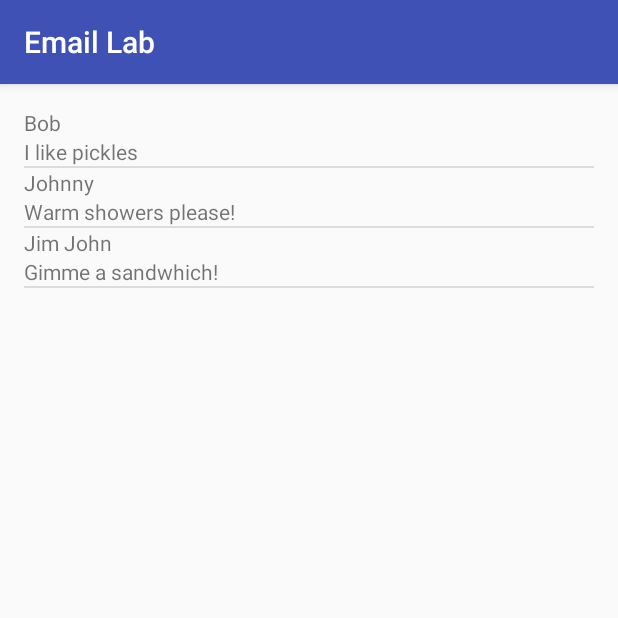
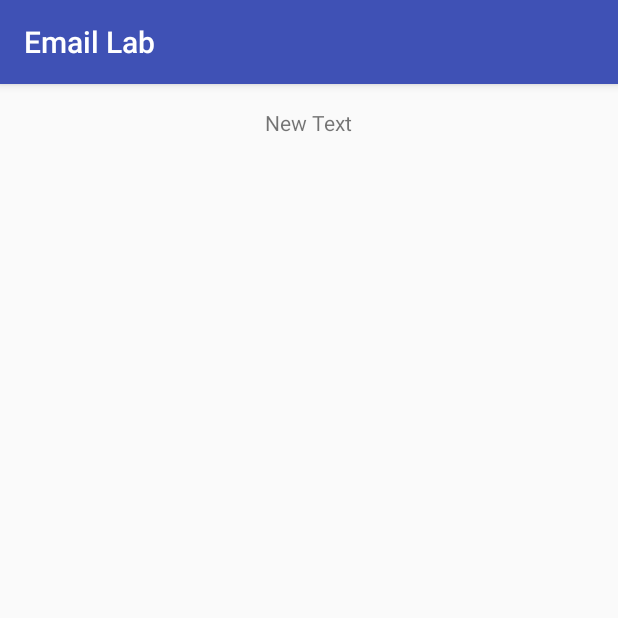
Before and after one commit to christian-ericksen/Pushes, an Android app: the screen it shows after launch (MainActivity before the commit, DetailsActivity after it), after a tap on "Bob", on a phone screen of 412 x 824 dp, the top half of it. Run offline under Robolectric (Android 15) with nearby library versions, the phone set to English and light mode, and no system bars; 1 statement that could not run was skipped.

```diff
--- a/emaillab/app/src/main/AndroidManifest.xml
+++ b/emaillab/app/src/main/AndroidManifest.xml
@@ -15,6 +15,8 @@
                 <category android:name="android.intent.category.LAUNCHER" />
             </intent-filter>
         </activity>
+        <activity android:name=".DetailsActivity" >
+        </activity>
     </application>
 
 </manifest>
--- /dev/null
+++ b/emaillab/app/src/main/java/com/austincjones/emaillab/DetailsActivity.java
@@ -0,0 +1,19 @@
+package com.austincjones.emaillab;
+
+import android.content.Intent;
+import android.support.v7.app.AppCompatActivity;
+import android.os.Bundle;
+
+public class DetailsActivity extends AppCompatActivity {
+
+    @Override
+    protected void onCreate(Bundle savedInstanceState) {
+        super.onCreate(savedInstanceState);
+        setContentView(R.layout.activity_details);
+
+        Intent intent = getIntent();
+        int itemPositionClickedAndSentFromList = intent.getIntExtra("POSITION", 0);
+        DetailsFragment detailsFragment = (DetailsFragment)getSupportFragmentManager().findFragmentById(R.id.detailsTextView);
+        detailsFragment.setDetailText(1);
+    }
+}
--- /dev/null
+++ b/emaillab/app/src/main/java/com/austincjones/emaillab/DetailsFragment.java
@@ -0,0 +1,33 @@
+package com.austincjones.emaillab;
+
+import android.os.Bundle;
+import android.support.annotation.Nullable;
+import android.support.v4.app.Fragment;
+import android.view.LayoutInflater;
+import android.view.View;
+import android.view.ViewGroup;
+import android.widget.TextView;
+
+/**
+ * Created by austinjones on 2/25/16.
+ */
+public class DetailsFragment extends Fragment {
+
+
+
+    @Nullable
+    @Override
+    public View onCreateView(LayoutInflater inflater, ViewGroup container, Bundle savedInstanceState) {
+
+        //Inflate based on the details_fragment_layout.xml class
+        return inflater.inflate(com.austincjones.emaillab.R.layout.detail_fragment_layout,container,false);
+    }
+    // This method will receive a reference to the clicked email
+    public void setDetailText(int position){
+    // With position we will get specific email then place email values into the detail_fragment_layout
+//        Toast.makeText(getActivity(), "" + position, Toast.LENGTH_SHORT).show();
+        TextView textView = (TextView)getView().findViewById(R.id.detailsTextView);
+        textView.setText("clicked on " + //Integer.toString
+        String.valueOf(position));
+    }
+}
--- a/emaillab/app/src/main/java/com/austincjones/emaillab/EmailArrayAdapter.java
+++ b/emaillab/app/src/main/java/com/austincjones/emaillab/EmailArrayAdapter.java
@@ -31,11 +31,11 @@ import java.util.ArrayList;
 
             // Replace the R.layout.email_item with custom layout
             LayoutInflater inflater = (LayoutInflater) getContext().getSystemService(Context.LAYOUT_INFLATER_SERVICE);
-            View emailItemLayout = inflater.inflate(R.layout.email_item,parent,false);
+            View emailItemLayout = inflater.inflate(com.austincjones.emaillab.R.layout.email_item,parent,false);
 
             // Replace the textviews with the objects inside the custom layout
-            TextView nameTextView = (TextView)emailItemLayout.findViewById(R.id.item_name);
-            TextView infoTextView = (TextView)emailItemLayout.findViewById(R.id.item_info);
+            TextView nameTextView = (TextView)emailItemLayout.findViewById(com.austincjones.emaillab.R.id.item_name);
+            TextView infoTextView = (TextView)emailItemLayout.findViewById(com.austincjones.emaillab.R.id.item_info);
 
             MercuryEmail mercuryEmail = mArray.get(position);
 
--- a/emaillab/app/src/main/java/com/austincjones/emaillab/ListViewFragment.java
+++ b/emaillab/app/src/main/java/com/austincjones/emaillab/ListViewFragment.java
@@ -1,10 +1,13 @@
 package com.austincjones.emaillab;
 
+import android.content.Context;
+import android.content.Intent;
 import android.os.Bundle;
 import android.support.v4.app.ListFragment;
 import android.view.LayoutInflater;
 import android.view.View;
 import android.view.ViewGroup;
+import android.widget.ListView;
 
 import java.util.ArrayList;
 
@@ -14,6 +17,21 @@ import java.util.ArrayList;
 public class ListViewFragment extends ListFragment {
 
     ArrayList<MercuryEmail> mArrayFromApi;
+    OnEmailSelectedListener mListener;
+
+    public interface OnEmailSelectedListener{
+        public void onEmailSelected(int position);
+    }
+
+    @Override
+    public void onAttach(Context context) {
+        super.onAttach(context);
+        try {
+            mListener = (OnEmailSelectedListener)getActivity();
+        } catch (ClassCastException e){
+            e.printStackTrace();
+        }
+    }
 
     @Override
     public View onCreateView(LayoutInflater inflater, ViewGroup container, Bundle savedInstanceState) {
@@ -34,4 +52,20 @@ public class ListViewFragment extends ListFragment {
 
         return super.onCreateView(inflater, container, savedInstanceState);
     }
+
+    @Override
+    public void onListItemClick(ListView l, View v, int position, long id) {
+        //super.onListItemClick(l, v, position, id);
+
+        MainActivity mainActivity = (MainActivity) getActivity();
+
+        if (mainActivity.isTwoPanes()) {
+            //mListener = (OnEmailSelectedListener)mainActivity;
+            mListener.onEmailSelected(position);
+        } else {
+            Intent detailsViewIntent = new Intent(getContext(), DetailsActivity.class);
+            detailsViewIntent.putExtra("POSITION", position);
+            startActivity(detailsViewIntent);
+        }
+    }
 }
--- a/emaillab/app/src/main/java/com/austincjones/emaillab/MainActivity.java
+++ b/emaillab/app/src/main/java/com/austincjones/emaillab/MainActivity.java
@@ -3,16 +3,28 @@ package com.austincjones.emaillab;
 import android.os.Bundle;
 import android.support.v7.app.AppCompatActivity;
 
-public class MainActivity extends AppCompatActivity {
+public class MainActivity extends AppCompatActivity implements ListViewFragment.OnEmailSelectedListener {
+
+    private boolean mTwoPanes = false;
+
+    public boolean isTwoPanes(){
+        return mTwoPanes;
+    }
 
     @Override
     protected void onCreate(Bundle savedInstanceState) {
         super.onCreate(savedInstanceState);
-        setContentView(R.layout.activity_main);
+        setContentView(com.austincjones.emaillab.R.layout.activity_main);
 
-
+        if (findViewById(R.id.detailsFragment) != null) {
+            mTwoPanes = true;
+        }
 
     }
 
+    public void onEmailSelected(int selectedEmail){
+        DetailsFragment detailsFragment = (DetailsFragment)getSupportFragmentManager().findFragmentById(R.id.detailsFragment);
+        detailsFragment.setDetailText(selectedEmail);
+    }
 
 }
--- /dev/null
+++ b/emaillab/app/src/main/res/layout-port/detail_fragment_layout.xml
@@ -0,0 +1,12 @@
+<?xml version="1.0" encoding="utf-8"?>
+<LinearLayout xmlns:android="http://schemas.android.com/apk/res/android"
+    android:orientation="vertical" android:layout_width="match_parent"
+    android:layout_height="match_parent">
+
+    <TextView
+        android:layout_width="wrap_content"
+        android:layout_height="wrap_content"
+        android:text="New Text"
+        android:id="@+id/detailsTextView"
+        android:layout_gravity="center_horizontal" />
+</LinearLayout>
--- /dev/null
+++ b/emaillab/app/src/main/res/layout/activity_details.xml
@@ -0,0 +1,18 @@
+<?xml version="1.0" encoding="utf-8"?>
+<RelativeLayout xmlns:android="http://schemas.android.com/apk/res/android"
+    xmlns:tools="http://schemas.android.com/tools"
+    android:layout_width="match_parent"
+    android:layout_height="match_parent"
+    android:paddingLeft="@dimen/activity_horizontal_margin"
+    android:paddingRight="@dimen/activity_horizontal_margin"
+    android:paddingTop="@dimen/activity_vertical_margin"
+    android:paddingBottom="@dimen/activity_vertical_margin"
+    tools:context="com.austincjones.emaillab.DetailsActivity">
+
+    <fragment
+        android:id="@+id/detailsFragment"
+        android:name="com.austincjones.emaillab.DetailsFragment"
+        android:layout_width="match_parent"
+        android:layout_height="match_parent"/>
+
+</RelativeLayout>
--- /dev/null
+++ b/emaillab/app/src/main/res/layout/detail_fragment_layout.xml
@@ -0,0 +1,12 @@
+<?xml version="1.0" encoding="utf-8"?>
+<LinearLayout xmlns:android="http://schemas.android.com/apk/res/android"
+    android:orientation="vertical" android:layout_width="match_parent"
+    android:layout_height="match_parent">
+
+    <TextView
+        android:layout_width="wrap_content"
+        android:layout_height="wrap_content"
+        android:text="New Text"
+        android:id="@+id/detailsTextView"
+        android:layout_gravity="center_horizontal" />
+</LinearLayout>
```
Also changed, not shown: emaillab/app/src/main/java/com/austincjones/emaillab/ArrayOfEmailsSingleton.java (added, +7 -0 lines), emaillab/app/src/main/res/layout-land/activity_main.xml (added, +25 -0 lines), 1 other file.
